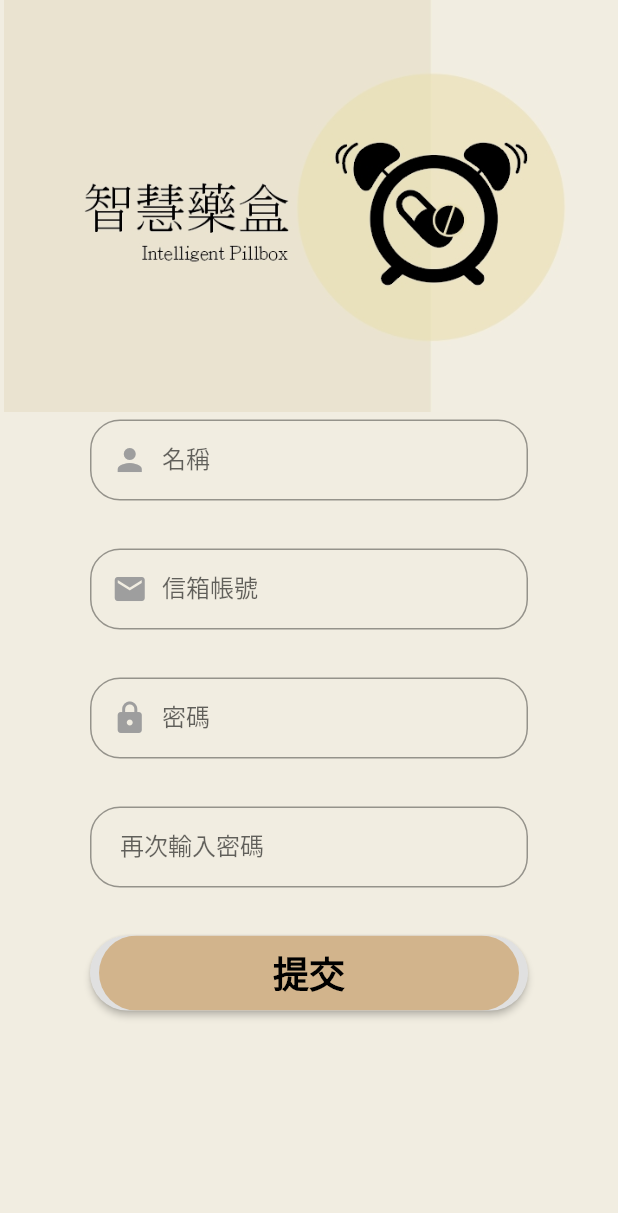
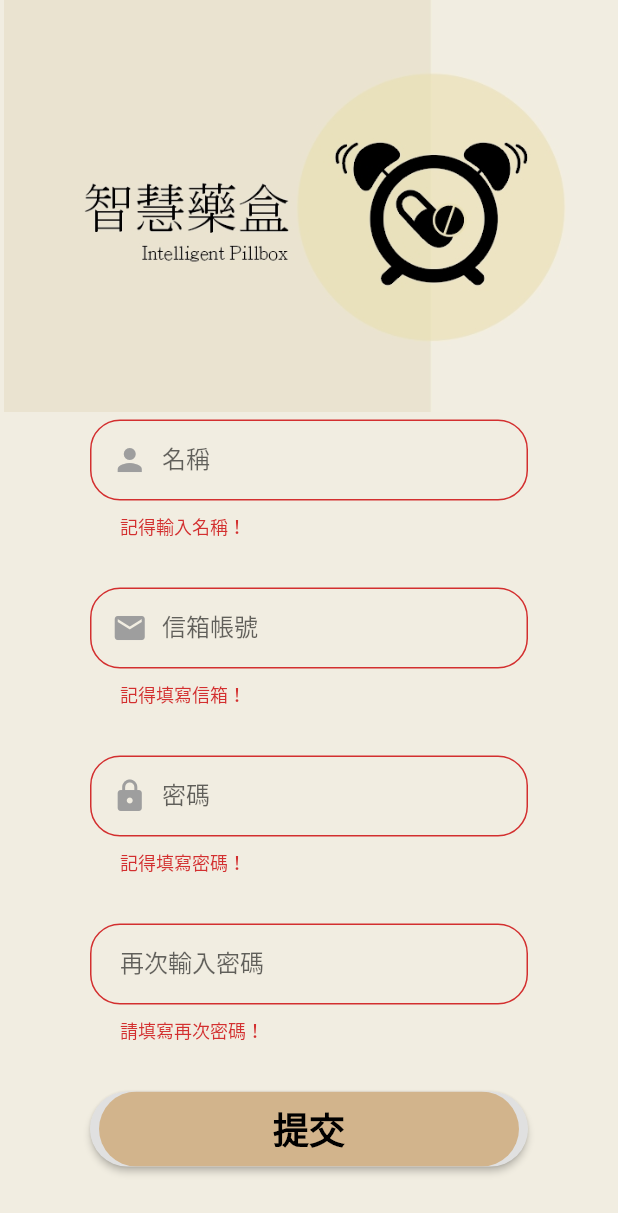
Before and after one commit to hsy-05/drug, a Flutter app: the RegisterPage screen opened directly, after a tap on "提交", on a phone screen of 412 x 824 dp. Shown: the top 1213 px of the screen. Run offline on Flutter 3.47's test engine with Material 2 defaults, Android fonts, the phone set to English and light mode, and no system bars; our stand-ins replace cloud_firestore, device_info, firebase_auth, firebase_core, firebase_database, flutter_countdown_timer and 2 more; accounts and stored records are empty.

```diff
--- a/lib/RegisterPage.dart
+++ b/lib/RegisterPage.dart
@@ -94,7 +94,18 @@ class _RegisterPageState extends State<RegisterPage> {
         //上右下左
         border: OutlineInputBorder(borderRadius: BorderRadius.circular(20.0)),
       ),
-      validator: (value) => value.length > 6 ? '記得填寫密碼！' : null,
+
+      validator: (String value) {
+        if (value.isEmpty) {
+          return '記得填寫密碼！';
+        }
+
+        if (value.length < 6) {
+          return "密碼需大於6位數";
+        }
+
+        return null;
+      },
     );
 
     final comfirmPassword = TextFormField(
@@ -193,73 +204,76 @@ class _RegisterPageState extends State<RegisterPage> {
                           ),
                         ),
                         onPressed: () async {
-                          if (_emailController.text.isEmpty ||
-                              _passwordController.text.isEmpty) {
-                            print("Email and password cannot be empty");
-                            return;
-                          }
-                          if (_confirmPasswordController.text.isEmpty ||
-                              _passwordController.text !=
-                                  _confirmPasswordController.text) {
-                            print("confirm password does not match");
-                            return;
-                          }
+                          // if (_confirmPasswordController.text.isEmpty ||
+                          //     _passwordController.text !=
+                          //         _confirmPasswordController.text) {
+                          //   print("confirm password does not match");
+                          //   return;
+                          // }
                           if (_formKey.currentState.validate()) {
                             try {
-                              final user = await AuthHelper.signInWithEmail(
+                              final user = await AuthHelper.signupWithEmail(
                                   name: _nameController.text,
                                   email: _emailController.text,
                                   password: _passwordController.text);
                               if (user != null) {
                                 print("註冊成功");
+                                Navigator.pop(context);
                               }
                             } catch (e) {
                               print(e);
                             }
-                          }
 
-                          try {
-                            final user = await AuthHelper.signupWithEmail(
-                                name: _nameController.text,
-                                email: _emailController.text,
-                                password: _passwordController.text);
-                            // Entry.userid = _emailController.text;
-                            if (user != null) {
-                              showDialog<Null>(
-                                context: context,
-                                barrierDismissible: false,
-                                builder: (BuildContext context) {
-                                  return new AlertDialog(
-                                    title: new Text(
-                                      '註冊成功',
-                                      textAlign: TextAlign.center,
-                                    ),
-                                    content: Text(
-                                      '請登入帳號並修改個人訊息',
-                                      textAlign: TextAlign.center,
-                                    ),
-                                    actions: <Widget>[
-                                      FlatButton(
-                                        child: Text('確定'),
-                                        onPressed: () async {
-                                          //
-                                          Navigator.push(
-                                              context,
-                                              MaterialPageRoute(
-                                                builder: (context) =>
-                                                    HomePage(), //
-                                              ));
-                                        },
-                                      ),
-                                    ],
-                                  );
-                                },
-                              ).then((val) {
-                                print(val);
-                              });
-                            }
-                          } catch (e) {
-                            print(e);
+////715
+//                             try {
+//                               final user = await AuthHelper.signInWithEmail(
+//                                   name: _nameController.text,
+//                                   email: _emailController.text,
+//                                   password: _passwordController.text);
+//                               // Entry.userid = _emailController.text;
+//                               if (user != null) {
+//                                 showDialog<Null>(
+//                                   context: context,
+//                                   barrierDismissible: false,
+//                                   builder: (BuildContext context) {
+//                                     return new AlertDialog(
+//                                       title: new Text(
+//                                         '註冊成功',
+//                                         textAlign: TextAlign.center,
+//                                       ),
+//                                       content: Text(
+//                                         '請登入帳號並修改個人訊息',
+//                                         textAlign: TextAlign.center,
+//                                       ),
+//                                       actions: <Widget>[
+//                                         FlatButton(
+//                                           child: Text('確定'),
+//                                           onPressed: () async {
+//                                             //
+//                                             // Navigator.push(
+//                                             //     context,
+//                                             //     MaterialPageRoute(
+//                                             //       builder: (context) =>
+//                                             //           HomePage(), //
+//                                             //     ));
+//                                             // Navigator.pushAndRemoveUntil(
+//                                             //     context,
+//                                             //     MaterialPageRoute(
+//                                             //         builder: (context) =>
+//                                             //             HomePage()),
+//                                             //         (_) => false);
+//                                           },
+//                                         ),
+//                                       ],
+//                                     );
+//                                   },
+//                                 ).then((val) {
+//                                   print(val);
+//                                 });
+//                               }
+//                             } catch (e) {
+//                               print(e);
+//                             }
                           }
                         },
                       ),
--- a/lib/authHome/profile.dart
+++ b/lib/authHome/profile.dart
@@ -60,7 +60,7 @@ class _ProfileState extends State<Profile> {
     // );
 
     final newPW = TextFormField(
-      autofocus: true,
+      autofocus: false,
       controller: _newPWController,
       decoration: InputDecoration(
           labelText: "請輸入新密碼",
@@ -82,7 +82,7 @@ class _ProfileState extends State<Profile> {
     );
 
     final confirmPW = TextFormField(
-      autofocus: true,
+      autofocus: false,
       controller: _confirmPWController,
       decoration: InputDecoration(
           labelText: "確認新密碼",
--- a/lib/authHome/set_time.dart
+++ b/lib/authHome/set_time.dart
@@ -3,6 +3,7 @@ import 'package:cloud_firestore/cloud_firestore.dart';
 import 'package:flutter/material.dart';
 import 'package:flutter1/authHome/time_content/list_item.dart';
 import 'package:flutter1/authHome/time_content/add_time_form.dart';
+import 'package:flutter1/authHome/time_content/screens/search.dart';
 
 class SetTime extends StatefulWidget {
   SetTime({Key key}) : super(key: key);
--- a/lib/authHome/time_content/list_item.dart
+++ b/lib/authHome/time_content/list_item.dart
@@ -68,8 +68,9 @@ class TimeListItem extends StatelessWidget {
 
         return Center(
             child: CircularProgressIndicator(
-          valueColor: AlwaysStoppedAnimation<Color>(Colors.blue),
-        ));
+          valueColor: AlwaysStoppedAnimation<Color>(Color.fromRGBO(204, 119, 34, 1.0),),
+        )
+        );
       },
     );
   }
--- a/lib/authHome/time_content/screens/add_time.dart
+++ b/lib/authHome/time_content/screens/add_time.dart
@@ -32,6 +32,7 @@ class AddScreen extends StatelessWidget {
                 crossAxisAlignment: CrossAxisAlignment.start,
                 children: <Widget>[
                   new Icon(Icons.today, size:22),
+                  new Text("開始日期", style: TextStyle(fontSize: 18)),
                   SizedBox(width: 20),
                   new Text(new DateFormat('yyyy - MM - dd').format(date), style: TextStyle(fontSize: 18),),
                   //設定畫面的年月日
@@ -46,6 +47,7 @@ class AddScreen extends StatelessWidget {
                 crossAxisAlignment: CrossAxisAlignment.start,
                 children: <Widget>[
                   new Icon(Icons.access_alarms_rounded, size:22),
+                  new Text("新增服藥時間", style: TextStyle(fontSize: 18)),
                   SizedBox(width: 20),
                   new Text(time.format(context), style: TextStyle(fontSize: 18),), //設定畫面的時間
                 ]),
--- a/lib/main.dart
+++ b/lib/main.dart
@@ -67,7 +67,10 @@ class MainScreen extends StatelessWidget {
                 }
                 }else{
                   return Material(
-                    child: Center(child: CircularProgressIndicator(),),
+                    child: Center(child: CircularProgressIndicator(
+                      valueColor: AlwaysStoppedAnimation<Color>(Color.fromRGBO(204, 119, 34, 1.0),),
+                    )
+                    ),
                   );
                 }
               },
--- a/lib/utils/auth_helper.dart
+++ b/lib/utils/auth_helper.dart
@@ -59,9 +59,9 @@ abstract class AuthHelper {
     return res.user;
   }
 
-  static logOut() {
+  static logOut() async {
     GoogleSignIn().signOut();
-    return _auth.signOut();
+    await _auth.signOut();
   }
 
 }
```
Also changed, not shown: lib/authHome/time_content/add_time_form.dart (+44 -27 lines), lib/authHome/time_content/screens/search.dart (added, +172 -0 lines), pubspec.lock.
